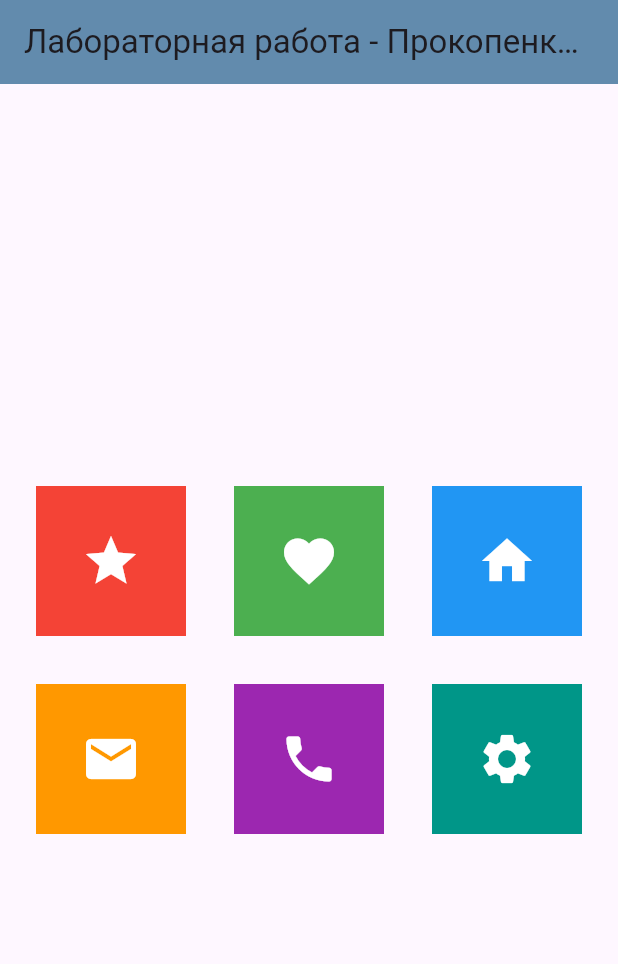
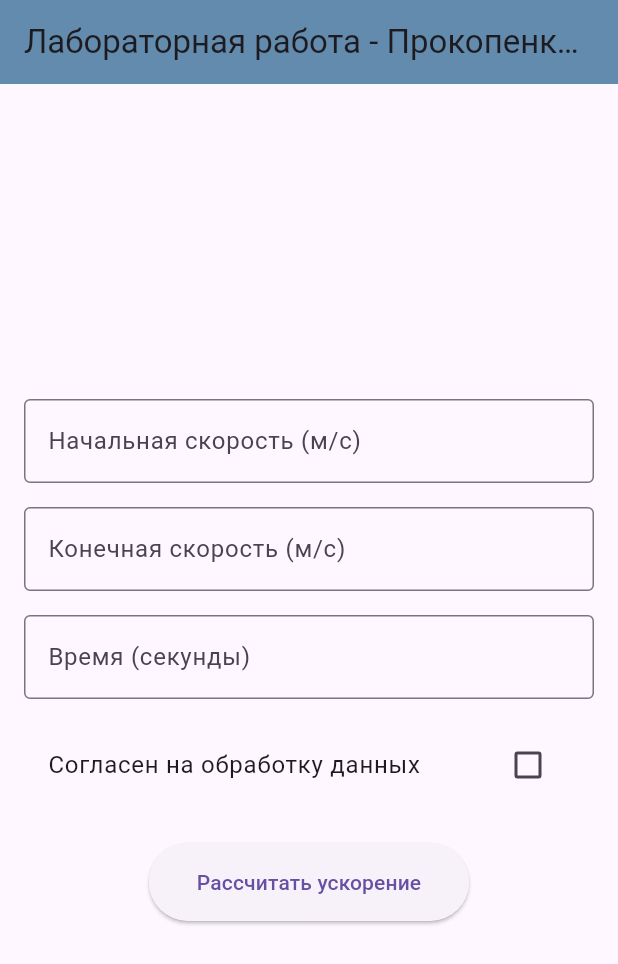
Before and after one commit to LydkaAbuser/-flutter, a Flutter app: the screen it shows after launch, on a phone screen of 412 x 824 dp. Shown: the top 964 px of the screen. Run offline on Flutter 3.47's test engine with Material 3 defaults, Android fonts, the phone set to English and light mode, and no system bars.

Commit message:
Лабораторная 3

```diff
--- a/lib/main.dart
+++ b/lib/main.dart
@@ -18,89 +18,213 @@ class MyApp extends StatelessWidget {
     );
   }
 }
+class MyHomePage extends StatefulWidget {
+  @override
+  _MyHomePageState createState() => _MyHomePageState();
+}
 
-class MyHomePage extends StatelessWidget {
+class _MyHomePageState extends State<MyHomePage> {
+  final initialVelocityController = TextEditingController();
+  final finalVelocityController = TextEditingController();
+  final timeController = TextEditingController();
+  bool agreed = false;
+
   @override
   Widget build(BuildContext context) {
     return Center(
-      child: Wrap(
-        spacing: 16.0,
-        runSpacing: 16.0,
+      child: Padding(
+        padding: EdgeInsets.all(16),
+        child: Column(
+          mainAxisAlignment: MainAxisAlignment.center,
           children: [
-          // Контейнер 1
-          Container(
-            width: 100,
-            height: 100,
-            margin: EdgeInsets.all(8.0),
-            color: Colors.red,
-            child: Icon(
-              Icons.star,
-              color: Colors.white,
-              size: 40,
+            // Начальная скорость
+            TextFormField(
+              controller: initialVelocityController,
+              keyboardType: TextInputType.numberWithOptions(decimal: true),
+              decoration: InputDecoration(
+                labelText: 'Начальная скорость (м/с)',
+                border: OutlineInputBorder(),
+                hintText: '0.0',
               ),
+              validator: (value) {
+                if (value == null || value.isEmpty) {
+                  return 'Введите начальную скорость';
+                }
+                if (double.tryParse(value) == null) {
+                  return 'Введите корректное число';
+                }
+                return null;
+              },
             ),
-          // Контейнер 2
-          Container(
-            width: 100,
-            height: 100,
-            margin: EdgeInsets.all(8.0),
-            color: Colors.green,
-            child: Icon(
-              Icons.favorite,
-              color: Colors.white,
-              size: 40,
+            SizedBox(height: 16),
+
+            // Конечная скорость
+            TextFormField(
+              controller: finalVelocityController,
+              keyboardType: TextInputType.numberWithOptions(decimal: true),
+              decoration: InputDecoration(
+                labelText: 'Конечная скорость (м/с)',
+                border: OutlineInputBorder(),
+                hintText: '10.0',
               ),
+              validator: (value) {
+                if (value == null || value.isEmpty) {
+                  return 'Введите конечную скорость';
+                }
+                if (double.tryParse(value) == null) {
+                  return 'Введите корректное число';
+                }
+                return null;
+              },
             ),
-          // Контейнер 3
-          Container(
-            width: 100,
-            height: 100,
-            margin: EdgeInsets.all(8.0),
-            color: Colors.blue,
-            child: Icon(
-              Icons.home,
-              color: Colors.white,
-              size: 40,
+            SizedBox(height: 16),
+
+            // Время
+            TextFormField(
+              controller: timeController,
+              keyboardType: TextInputType.numberWithOptions(decimal: true),
+              decoration: InputDecoration(
+                labelText: 'Время (секунды)',
+                border: OutlineInputBorder(),
+                hintText: '5.0',
               ),
+              validator: (value) {
+                if (value == null || value.isEmpty) {
+                  return 'Введите время';
+                }
+                if (double.tryParse(value) == null) {
+                  return 'Введите корректное число';
+                }
+                if (double.parse(value) <= 0) {
+                  return 'Время должно быть больше 0';
+                }
+                return null;
+              },
             ),
-          // Контейнер 4
-          Container(
-            width: 100,
-            height: 100,
-            margin: EdgeInsets.all(8.0),
-            color: Colors.orange,
-            child: Icon(
-              Icons.email,
-              color: Colors.white,
-              size: 40,
+            SizedBox(height: 16),
+
+            // Чекбокс
+            CheckboxListTile(
+              title: Text('Согласен на обработку данных'),
+              value: agreed,
+              onChanged: (value) => setState(() => agreed = value!),
             ),
-          ),
-          // Контейнер 5
-          Container(
-            width: 100,
-            height: 100,
-            margin: EdgeInsets.all(8.0),
-            color: Colors.purple,
-            child: Icon(
-              Icons.phone,
-              color: Colors.white,
-              size: 40,
-            ),
-          ),
-          // Контейнер 6
-          Container(
-            width: 100,
-            height: 100,
-            margin: EdgeInsets.all(8.0),
-            color: Colors.teal,
-            child: Icon(
-              Icons.settings,
-              color: Colors.white,
-              size: 40,
+            SizedBox(height: 24),
+
+            // Кнопка расчета
+            ElevatedButton(
+              onPressed: () {
+                if (initialVelocityController.text.isNotEmpty &&
+                    finalVelocityController.text.isNotEmpty &&
+                    timeController.text.isNotEmpty &&
+                    agreed) {
+
+                  double v0 = double.parse(initialVelocityController.text);
+                  double v = double.parse(finalVelocityController.text);
+                  double t = double.parse(timeController.text);
+
+                  Navigator.push(context, MaterialPageRoute(builder: (context) =>
+                    ResultsScreen(
+                      initialVelocity: v0,
+                      finalVelocity: v,
+                      time: t,
+                    )));
+                }
+              },
+              child: Text('Рассчитать ускорение'),
+              style: ElevatedButton.styleFrom(
+                padding: EdgeInsets.symmetric(horizontal: 32, vertical: 16),
               ),
             ),
           ],
         ),
+      ),
     );
   }
 }
+
+class ResultsScreen extends StatelessWidget {
+  final double initialVelocity;
+  final double finalVelocity;
+  final double time;
+
+  const ResultsScreen({
+    required this.initialVelocity,
+    required this.finalVelocity,
+    required this.time,
+  });
+
+  @override
+  Widget build(BuildContext context) {
+    // Расчет ускорения по формуле: a = (v - v0) / t
+    double acceleration = (finalVelocity - initialVelocity) / time;
+
+    // Определение характера движения
+    String movementType = acceleration > 0
+        ? 'Ускоренное движение'
+        : acceleration < 0
+            ? 'Замедленное движение'
+            : 'Равномерное движение';
+
+    return Scaffold(
+      appBar: AppBar(title: Text('Результаты расчета')),
+      body: Center(
+        child: Padding(
+          padding: EdgeInsets.all(16),
+          child: Column(
+            mainAxisAlignment: MainAxisAlignment.center,
+            children: [
+              Text(
+                'Входные параметры:',
+                style: TextStyle(fontSize: 18, fontWeight: FontWeight.bold),
+              ),
+              SizedBox(height: 16),
+              Text('Начальная скорость: ${initialVelocity.toStringAsFixed(2)} м/с',
+                   style: TextStyle(fontSize: 16)),
+              SizedBox(height: 8),
+              Text('Конечная скорость: ${finalVelocity.toStringAsFixed(2)} м/с',
+                   style: TextStyle(fontSize: 16)),
+              SizedBox(height: 8),
+              Text('Время: ${time.toStringAsFixed(2)} секунд',
+                   style: TextStyle(fontSize: 16)),
+
+              SizedBox(height: 24),
+              Divider(),
+              SizedBox(height: 16),
+
+              Text(
+                'Результаты:',
+                style: TextStyle(fontSize: 18, fontWeight: FontWeight.bold),
+              ),
+              SizedBox(height: 16),
+
+              Text('Ускорение:', style: TextStyle(fontSize: 16)),
+              SizedBox(height: 8),
+              Text(
+                '${acceleration.toStringAsFixed(2)} м/с²',
+                style: TextStyle(fontSize: 24, color: Colors.blue, fontWeight: FontWeight.bold),
+              ),
+              SizedBox(height: 16),
+
+              Text(
+                movementType,
+                style: TextStyle(
+                  fontSize: 18,
+                  color: acceleration > 0 ? Colors.green :
+                         acceleration < 0 ? Colors.orange : Colors.grey,
+                  fontWeight: FontWeight.bold,
+                ),
+              ),
+              SizedBox(height: 32),
+
+              ElevatedButton(
+                onPressed: () => Navigator.pop(context),
+                child: Text('Назад к расчету'),
+              ),
+            ],
+          ),
+        ),
+      ),
+    );
+  }
+}
```
Also changed, not shown: 2 other files. Lines whose indentation alone changed are shown as unchanged.
